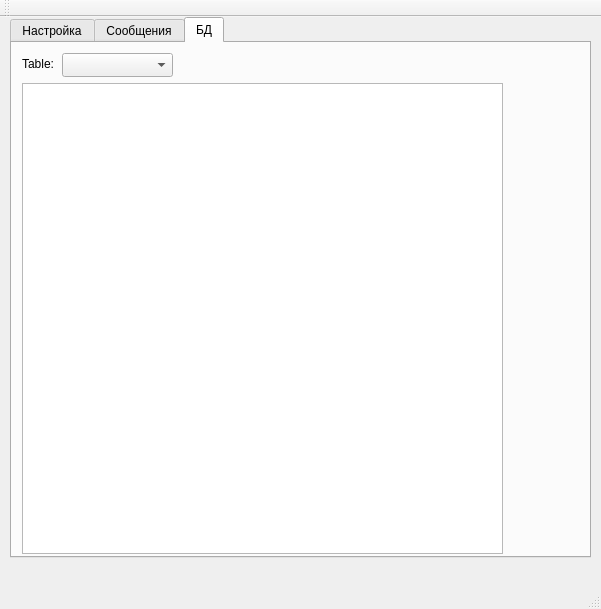
Before: the Qt Designer form statswindow.ui in group93492/chat-server, drawn with Qt 5.
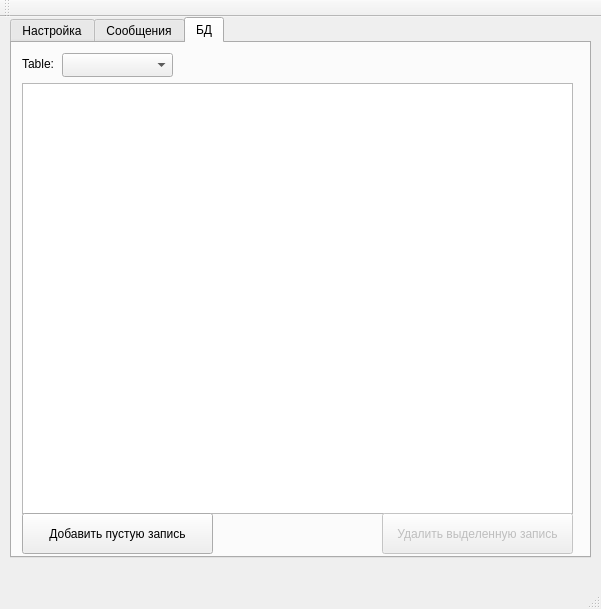
After: the same form once the commit is applied. The open tabs and pages were chosen to show the change.

Commit message: Added "add record" and "delete record" into GUI for work with DB

```diff
--- a/statswindow.ui
+++ b/statswindow.ui
@@ -395,8 +395,8 @@
        <rect>
         <x>10</x>
         <y>40</y>
-        <width>481</width>
-        <height>471</height>
+        <width>551</width>
+        <height>431</height>
        </rect>
       </property>
      </widget>
@@ -423,6 +423,35 @@
        <string>Table:</string>
       </property>
      </widget>
+     <widget class="QPushButton" name="addRecordPushButton">
+      <property name="geometry">
+       <rect>
+        <x>10</x>
+        <y>470</y>
+        <width>191</width>
+        <height>41</height>
+       </rect>
+      </property>
+      <property name="text">
+       <string>Добавить пустую запись</string>
+      </property>
+     </widget>
+     <widget class="QPushButton" name="deleteRecordPushButton">
+      <property name="enabled">
+       <bool>false</bool>
+      </property>
+      <property name="geometry">
+       <rect>
+        <x>370</x>
+        <y>470</y>
+        <width>191</width>
+        <height>41</height>
+       </rect>
+      </property>
+      <property name="text">
+       <string>Удалить выделенную запись</string>
+      </property>
+     </widget>
     </widget>
    </widget>
   </widget>
```
Left out of the diff: 5 changed lines with no effect on the pictures. The commit also changes 2 other files.
